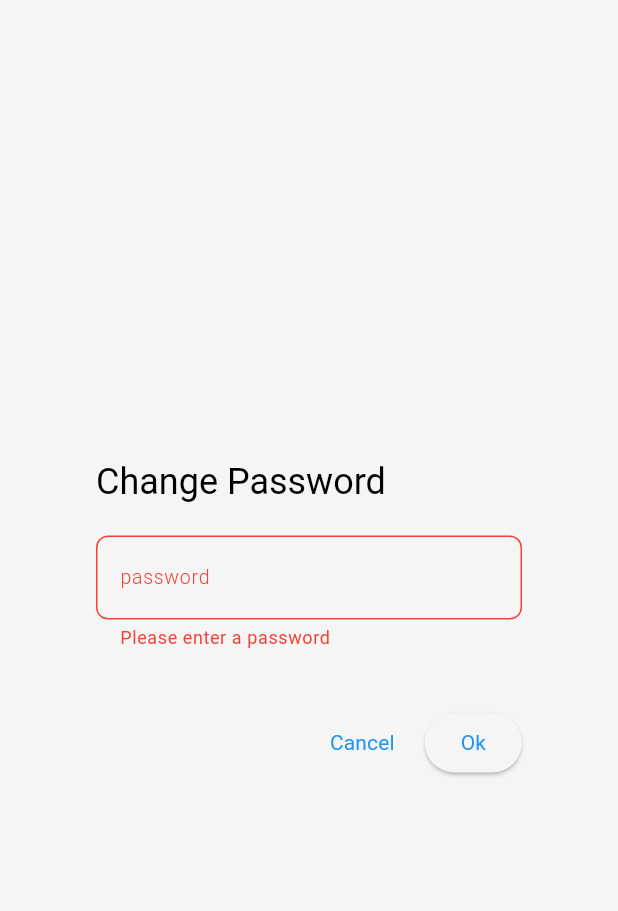
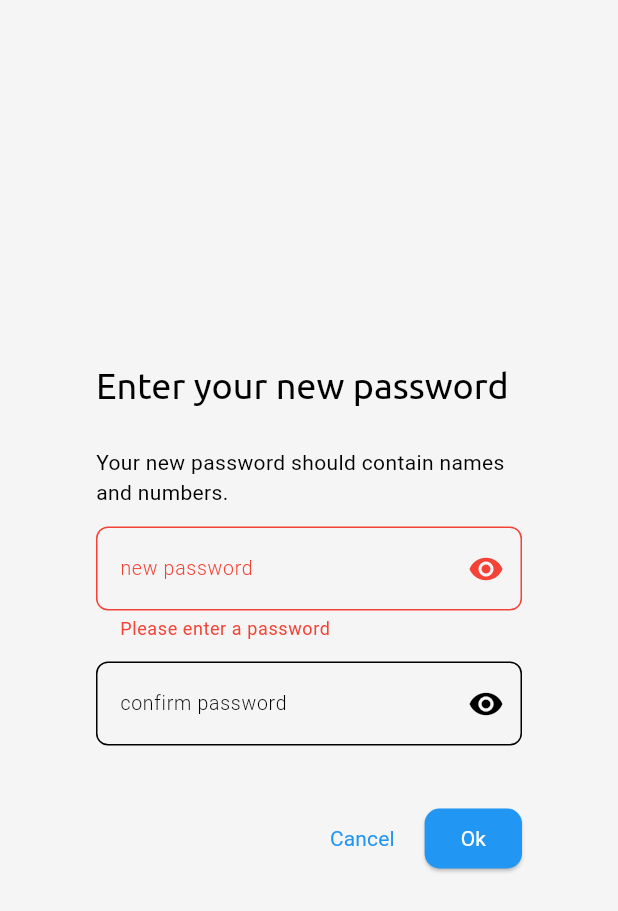
Before and after one commit to AsiaBrightway/UMCCC-Directory, a Flutter app: the ChangePasswordDialog widget shown alone on an empty page, opened directly, after a tap on "Ok", on a phone screen of 412 x 824 dp. Shown: the top 911 px of the screen. Run offline on Flutter 3.47's test engine with Material 3 defaults, Android fonts, the phone set to English and light mode, and no system bars; our stand-ins replace cached_network_image, dio, dropdown_button2, firebase_core, firebase_messaging, flutter_image_compress and 8 more; accounts and stored records are empty; generated files the repository leaves out were written again; network calls fail.

Commit message:
upgrade change password

```diff
--- a/lib/bloc/personal_info_bloc.dart
+++ b/lib/bloc/personal_info_bloc.dart
@@ -313,7 +313,7 @@ class PersonalInfoBloc extends ChangeNotifier{
        _nrcNumber = "${options[selectedState]}/$selectedTownship/($selectedNationalType) $nrcNo";
     }
     return PersonalInfoRequest(
-        id: _personalInfo.id,
+        id: _personalInfo.id ?? 0,  //id null can lead exception
         address: _personalInfo.address,
         employeeId: _personalInfo.employeeId,
         gender: _personalInfo.gender,
--- a/lib/dialog/change_password_dialog.dart
+++ b/lib/dialog/change_password_dialog.dart
@@ -18,10 +18,13 @@ class ChangePasswordDialog extends StatefulWidget {
 
 class _ChangePasswordDialogState extends State<ChangePasswordDialog> {
   final _formKey = GlobalKey<FormState>();
+  bool _isObscure = true;
+  bool _confirmObscure = true;
   String _token = "";
   String _userId = "";
   final PahgModel model = PahgModel();
   final TextEditingController _passwordController = TextEditingController();
+  final TextEditingController _confirmController = TextEditingController();
 
   @override
   void initState() {
@@ -44,21 +47,36 @@ class _ChangePasswordDialogState extends State<ChangePasswordDialog> {
   @override
   Widget build(BuildContext context) {
     return AlertDialog(
-      title: const Text('Change Password'),
+      title: const Text('Enter your new password',style: TextStyle(fontFamily: 'Ubuntu')),
       content: SizedBox(
         width: MediaQuery.of(context).size.width,
         child: SingleChildScrollView(
-          child: Form(
+          child: Column(
+            children: [
+              const Padding(
+                padding: EdgeInsets.symmetric(vertical: 9.0),
+                child: Text('Your new password should contain names and numbers.',style: TextStyle(fontWeight: FontWeight.w400),),
+              ),
+              Form(
                 key: _formKey,
                 child: ListBody(
                   children: <Widget>[
                     const SizedBox(height: 4),
                     TextFormField(
                       controller: _passwordController,
+                      obscureText: _isObscure,
                       decoration: InputDecoration(
                           floatingLabelStyle: const TextStyle(color: colorAccent),
                           labelStyle: const TextStyle(fontWeight: FontWeight.w300,fontSize: 13),
-                      labelText: 'password',
+                          labelText: 'new password',
+                          suffixIcon: IconButton(
+                            icon: Icon( _isObscure? Icons.visibility: Icons.visibility_off),
+                            onPressed: () {
+                              setState(() {
+                                _isObscure = !_isObscure; // Toggle the visibility
+                              });
+                            },
+                          ),
                           border: OutlineInputBorder(
                             borderRadius: BorderRadius.circular(8.0),
                           )
@@ -71,8 +89,37 @@ class _ChangePasswordDialogState extends State<ChangePasswordDialog> {
                       },
                     ),
                     const SizedBox(height: 14),
+                    TextFormField(
+                      controller: _confirmController,
+                      obscureText: _confirmObscure,
+                      decoration: InputDecoration(
+                          floatingLabelStyle: const TextStyle(color: colorAccent),
+                          labelStyle: const TextStyle(fontWeight: FontWeight.w300,fontSize: 13),
+                          labelText: 'confirm password',
+                          suffixIcon: IconButton(
+                            icon: Icon( _confirmObscure? Icons.visibility: Icons.visibility_off),
+                            onPressed: () {
+                              setState(() {
+                                _confirmObscure = !_confirmObscure; // Toggle the visibility
+                              });
+                            },
+                          ),
+                          border: OutlineInputBorder(
+                            borderRadius: BorderRadius.circular(8.0),
+                          )
+                      ),
+                      validator: (value) {
+                        if (value != _passwordController.text) {
+                          return 'New password and confirm do not match';
+                        }
+                        return null;
+                      },
+                    ),
+                    const SizedBox(height: 14),
                   ],
                 ),
+              ),
+            ],
           ),
         ),
       ),
@@ -84,10 +131,19 @@ class _ChangePasswordDialogState extends State<ChangePasswordDialog> {
           },
         ),
         ElevatedButton(
+            style: ElevatedButton.styleFrom(
+              backgroundColor: Colors.blue,
+              shape: RoundedRectangleBorder(
+                borderRadius: BorderRadius.circular(10), // <-- Radius
+              ),
+            ),
             onPressed: (){
-              if(_formKey.currentState!.validate()){
+              if(_formKey.currentState!.validate() && _passwordController.text == _confirmController.text){
                 PathUserRequest request = PathUserRequest("/Password", "replace", _passwordController.text);
                 model.changeUserInfo(_token,_userId, request).then((onValue){
+                  AuthProvider authProvider = Provider.of<AuthProvider>(context,listen: false);
+                  authProvider.clearTokenAndRoleAndId();
+                  unsubscribeFromTopic();
                   Navigator.pushAndRemoveUntil(
                       context,
                       MaterialPageRoute(builder: (context) => const LoginPage()),
@@ -97,7 +153,7 @@ class _ChangePasswordDialogState extends State<ChangePasswordDialog> {
                 });
               }
             },
-            child: const Text('Ok'))
+            child: const Text('Ok',style: TextStyle(color: Colors.white),))
       ],
     );
   }
--- a/lib/ui/pages/employee_profile_page.dart
+++ b/lib/ui/pages/employee_profile_page.dart
@@ -80,7 +80,7 @@ class _EmployeeProfilePageState extends ConsumerState<EmployeeProfilePage> {
       ///switch ui state with riverpod
       body: switch(employeeState){
 
-        EmployeeStateLoading() => const Center(child: EmployeeProfileShimmer()),
+        EmployeeStateLoading() => const EmployeeProfileShimmer(),
 
         EmployeeStateFailed(error : String error) => Center(
           child: ErrorEmployeeWidget(
--- a/lib/ui/pages/login_page.dart
+++ b/lib/ui/pages/login_page.dart
@@ -185,7 +185,7 @@ class _LoginPageState extends State<LoginPage> {
                     padding: const EdgeInsets.all(18),
                     child: const Center(
                       child: Text(
-                        'Log In',
+                        'Log in',
                         style: TextStyle(
                             color: Colors.white,
                             fontWeight: FontWeight.w500,
--- a/lib/ui/pages/work_experience_page.dart
+++ b/lib/ui/pages/work_experience_page.dart
@@ -35,7 +35,7 @@ class _WorkExperiencePageState extends State<WorkExperiencePage> {
     work.id = 0;
     work.employeeId = widget.empId;
     _model.addWorkExperience(_token, work).then((onValue){
-      showScaffoldMessage(context, onValue?.message ?? 'Created');
+      showSuccessScaffold(context, onValue?.message ?? 'Created');
       _onRefresh();
     }).catchError((onError){
       showErrorDialog(context, onError.toString());
@@ -44,7 +44,7 @@ class _WorkExperiencePageState extends State<WorkExperiencePage> {
 
   void _onUpdate(AddWorkRequest updatedWork){
     _model.updateWorkExperience(_token, updatedWork.id!, updatedWork).then((onValue){
-      showScaffoldMessage(context, onValue?.message ?? 'Updated');
+      showSuccessScaffold(context, onValue?.message ?? 'Updated');
       _onRefresh();
     }).catchError((onError){
       showErrorDialog(context, onError.toString());
--- a/lib/ui/shimmer/employee_profile_shimmer.dart
+++ b/lib/ui/shimmer/employee_profile_shimmer.dart
@@ -9,13 +9,13 @@ class EmployeeProfileShimmer extends StatelessWidget {
     return Skeletonizer(
       enabled: true,
       child:  Padding(
-        padding: const EdgeInsets.all(20),
+        padding: const EdgeInsets.all(16),
         child: SingleChildScrollView(
           child: Column(
-            crossAxisAlignment: CrossAxisAlignment.start,
             mainAxisAlignment: MainAxisAlignment.start,
             children: [
               Row(
+                crossAxisAlignment: CrossAxisAlignment.start,
                 children: [
                   Card(
                     child: Container(
@@ -24,7 +24,7 @@ class EmployeeProfileShimmer extends StatelessWidget {
                       decoration: BoxDecoration(
                         borderRadius: BorderRadius.circular(16),
                       ),
-                      padding: const EdgeInsets.symmetric(horizontal: 18,vertical: 26),
+                      padding: const EdgeInsets.symmetric(horizontal: 18,vertical: 8),
                     ),
                   ),
                   const SizedBox(width: 36,),
```
Also changed, not shown: lib/dialog/graduate_dialog.dart (+4 -4 lines), lib/dialog/training_dialog.dart (+5 -4 lines), lib/dialog/update_school_dialog.dart (+4 -3 lines), lib/dialog/work_dialog.dart (+7 -4 lines), lib/ui/pages/add_employee_page.dart (+2 -7 lines), lib/ui/pages/personal_info_page.dart (+19 -12 lines). Lines whose indentation alone changed are shown as unchanged.
